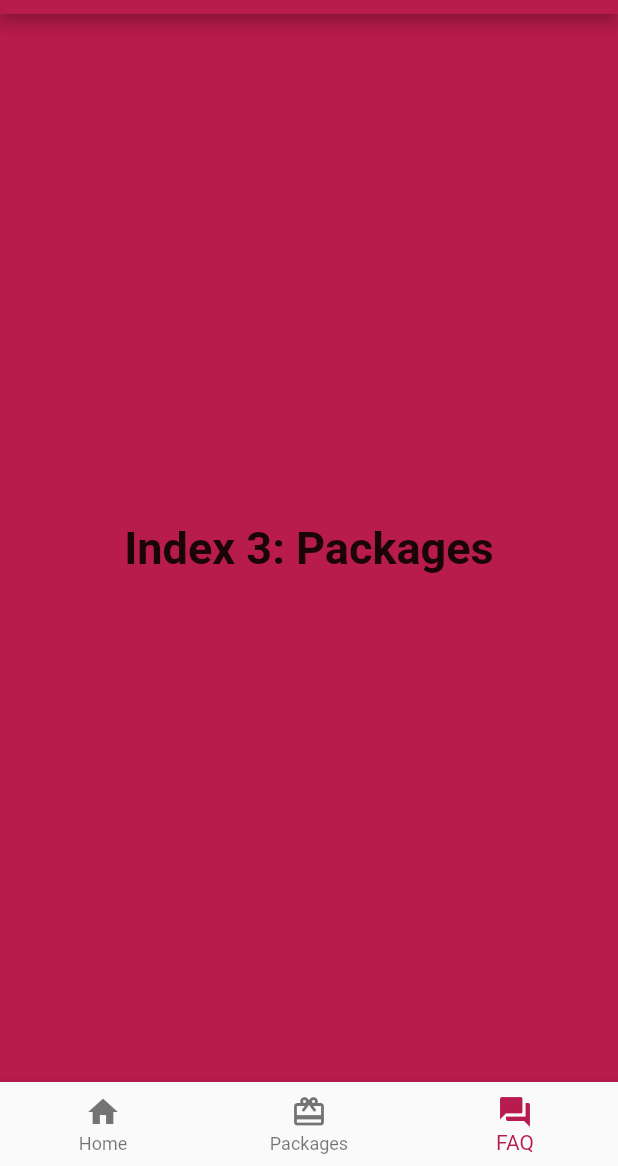
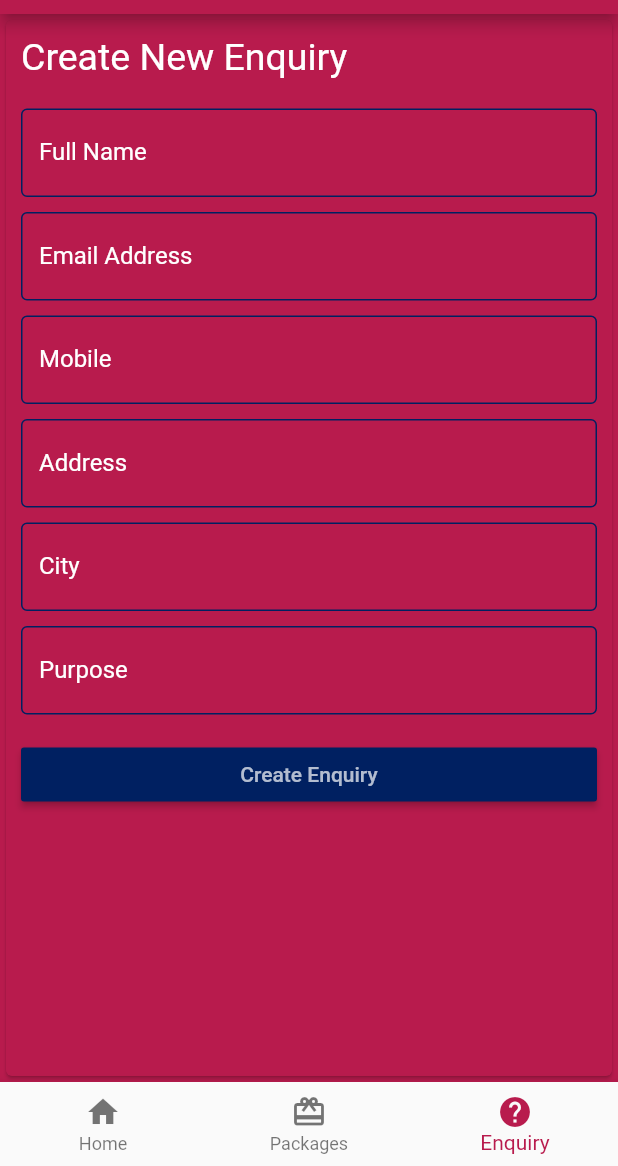
Before and after one commit to laks-dxc/excell-broadband-flutter, a Flutter app: the screen it shows after launch, item 3 of the bottom bar chosen, on a phone screen of 412 x 824 dp, the part 70-1236 px from its top. Run offline on Flutter 3.47's test engine with Material 2 defaults, Android fonts, the phone set to English and light mode, and no system bars; our stand-ins replace carousel_slider, date_format, fluttertoast, font_awesome_flutter, localstorage, percent_indicator and 1 more; missing offline and left inert: loading, solid_bottom_sheet; network calls fail.

Commit message:
enquiry form

```diff
--- a/excell_customer/lib/pages/CustomerPages.dart
+++ b/excell_customer/lib/pages/CustomerPages.dart
@@ -7,6 +7,8 @@ import 'dart:convert' as convert;
 
 import 'package:font_awesome_flutter/font_awesome_flutter.dart';
 
+import 'Enquiry.dart';
+import 'Payment.dart';
 import 'Support.dart';
 
 class CustomerPages extends StatefulWidget {
@@ -20,7 +22,7 @@ class _CustomerPagesState extends State<CustomerPages> {
   var contentId = 1;
   GlobalKey<ScaffoldState> _scaffoldKey = new GlobalKey<ScaffoldState>();
 
-  final appTitles = ['Dashboard', 'Packages', 'Support'];
+  final appTitles = ['Dashboard', 'Packages', 'Support', 'Payment', 'Enquiry'];
 
   toggleDrawer() async {
     if (_scaffoldKey.currentState.isDrawerOpen) {
@@ -107,8 +109,10 @@ class _CustomerPagesState extends State<CustomerPages> {
                   ),
                 ),
                 onTap: () {
-                  // Update the state of the app.
-                  // ...
+                  toggleDrawer();
+                  setState(() {
+                    contentId = 3;
+                  });
                 },
               ),
               SizedBox(height: 10),
@@ -164,7 +168,7 @@ class _CustomerPagesState extends State<CustomerPages> {
                 ),
                 dense: false,
                 title: Text(
-                  'FAQs',
+                  'Enquiry',
                   style: TextStyle(
                     fontSize: 24,
                     color: Color.fromRGBO(184, 27, 77, 10),
@@ -173,6 +177,7 @@ class _CustomerPagesState extends State<CustomerPages> {
                 onTap: () {
                   // Update the state of the app.
                   // ...
+                  toggleDrawer();
                   setContentId(4);
                 },
               ),
@@ -229,8 +234,14 @@ class _CustomerPagesState extends State<CustomerPages> {
       case 1:
         content = Packages();
         break;
-        case 2:
+      case 2:
         content = Support();
+        break;
+      case 3:
+        content = Payment();
+        break;
+      case 4:
+        content = Enquiry();
         break;
     }
 
--- /dev/null
+++ b/excell_customer/lib/pages/Enquiry.dart
@@ -0,0 +1,187 @@
+import 'package:flutter/material.dart';
+
+class Enquiry extends StatefulWidget {
+  @override
+  EnquiryState createState() {
+    return EnquiryState();
+  }
+}
+
+class EnquiryState extends State<Enquiry> {
+  final _formKey = GlobalKey<FormState>();
+
+  final focusedErrorBorder = BorderSide(color: Colors.white, width: 1.0);
+
+  final errorStyle = TextStyle(
+    color: Color.fromRGBO(0, 32, 97, 5),
+  );
+  final errorBorder = OutlineInputBorder(
+    borderSide: BorderSide(color: Colors.white, width: 1.0),
+  );
+  final focusedBorder = OutlineInputBorder(
+    borderSide: BorderSide(color: Colors.white, width: 1.0),
+  );
+  final enabledBorder = OutlineInputBorder(
+    borderSide: BorderSide(color: Color.fromRGBO(0, 32, 97, 5), width: 1.0),
+  );
+
+  @override
+  Widget build(BuildContext context) {
+    return Card(
+      color: Color.fromRGBO(184, 27, 77, 10),
+      child: Padding(
+        padding: EdgeInsets.all(10.0),
+        child: Form(
+          key: _formKey,
+          child: ListView(
+            // padding: EdgeInsets.all(10.0),
+            // crossAxisAlignment: CrossAxisAlignment.start,
+            children: <Widget>[
+              Text(
+                "Create New Enquiry",
+                style: TextStyle(color: Colors.white,fontSize:25 ),
+              ),
+              SizedBox(
+                height: 20,
+              ),
+              TextFormField(
+                cursorColor: Colors.white,
+                textCapitalization: TextCapitalization.words,
+                decoration: InputDecoration(
+                    focusedErrorBorder: focusedBorder,
+                    errorStyle: errorStyle,
+                    errorBorder: errorBorder,
+                    focusedBorder: focusedBorder,
+                    enabledBorder: enabledBorder,
+                    labelText: 'Full Name',
+                    labelStyle: TextStyle(color: Colors.white)),
+                validator: (value) {
+                  if (value.trim().isEmpty) {
+                    return 'Please enter your name';
+                  }
+                  return null;
+                },
+              ),
+              SizedBox(height: 10),
+              TextFormField(
+                cursorColor: Colors.white,
+                keyboardType: TextInputType.emailAddress,
+                decoration: InputDecoration(
+                    focusedErrorBorder: focusedBorder,
+                    errorStyle: errorStyle,
+                    errorBorder: errorBorder,
+                    focusedBorder: focusedBorder,
+                    enabledBorder: enabledBorder,
+                    labelText: 'Email Address',
+                    labelStyle: TextStyle(color: Colors.white)),
+                validator: (value) {
+                  if (value.isEmpty) {
+                    return 'Please enter your email address';
+                  }
+                  return null;
+                },
+              ),
+              SizedBox(
+                height: 10,
+              ),
+              TextFormField(
+                keyboardType: TextInputType.number,
+                cursorColor: Colors.white,
+                decoration: InputDecoration(
+                    focusedErrorBorder: focusedBorder,
+                    errorStyle: errorStyle,
+                    errorBorder: errorBorder,
+                    focusedBorder: focusedBorder,
+                    enabledBorder: enabledBorder,
+                    labelText: 'Mobile',
+                    labelStyle: TextStyle(color: Colors.white)),
+                validator: (value) {
+                  if (value.trim().isEmpty) {
+                    return 'Please enter your mobile no.';
+                  }
+                  return null;
+                },
+              ),
+              SizedBox(
+                height: 10,
+              ),
+              TextFormField(
+                cursorColor: Colors.white,
+                decoration: InputDecoration(
+                    focusedErrorBorder: focusedBorder,
+                    errorStyle: errorStyle,
+                    errorBorder: errorBorder,
+                    focusedBorder: focusedBorder,
+                    enabledBorder: enabledBorder,
+                    labelText: 'Address',
+                    labelStyle: TextStyle(color: Colors.white)),
+                validator: (value) {
+                  if (value.trim().isEmpty) {
+                    return 'Please enter your address';
+                  }
+                  return null;
+                },
+              ),
+              SizedBox(
+                height: 10,
+              ),
+              TextFormField(
+                cursorColor: Colors.white,
+                decoration: InputDecoration(
+                  focusedErrorBorder: focusedBorder,
+                  errorStyle: errorStyle,
+                  errorBorder: errorBorder,
+                  focusedBorder: focusedBorder,
+                  enabledBorder: enabledBorder,
+                  labelText: 'City',
+                  labelStyle: TextStyle(color: Colors.white),
+                ),
+                validator: (value) {
+                  if (value.trim().isEmpty) {
+                    return 'Please enter your city';
+                  }
+                  return null;
+                },
+              ),
+              SizedBox(
+                height: 10,
+              ),
+              TextFormField(
+                cursorColor: Colors.white,
+                decoration: InputDecoration(
+                    focusedErrorBorder: focusedBorder,
+                    errorStyle: errorStyle,
+                    errorBorder: errorBorder,
+                    focusedBorder: focusedBorder,
+                    enabledBorder: enabledBorder,
+                    labelStyle: TextStyle(color: Colors.white),
+                    labelText: 'Purpose'),
+                validator: (value) {
+                  if (value.trim().isEmpty) {
+                    return 'Please enter purpose ';
+                  }
+                  return null;
+                },
+              ),
+              Padding(
+                padding: const EdgeInsets.symmetric(vertical: 16.0),
+                child: RaisedButton(
+                  color: Color.fromRGBO(0, 32, 97, 5),
+                  onPressed: () {
+                    if (_formKey.currentState.validate()) {
+                      _formKey.currentState.reset();
+                    }
+                  },
+                  child: Text(
+                    'Create Enquiry',
+                    style: TextStyle(color: Colors.white70),
+                  ),
+                ),
+              ),
+            ],
+          ),
+        ),
+      ),
+    );
+  }
+}
--- a/excell_customer/lib/pages/Home.dart
+++ b/excell_customer/lib/pages/Home.dart
@@ -1,5 +1,6 @@
 import 'package:ExcellCustomer/CodeHelpers.dart';
 import 'package:ExcellCustomer/pages/CustomerPages.dart';
+import 'package:ExcellCustomer/pages/Enquiry.dart';
 import 'package:ExcellCustomer/pages/Login.dart';
 import 'package:ExcellCustomer/pages/Packages.dart';
 import 'package:flutter/material.dart';
@@ -22,10 +23,7 @@ class _HomeState extends State<Home> {
     // BasicDemo(),
     ConnectionsCarousel(),
     Packages(),
-    Text(
-      'Index 3: Packages',
-      style: optionStyle,
-    ),
+    Enquiry(),
   ];
 
   void _onItemTapped(int index) {
@@ -81,12 +79,13 @@ class _HomeState extends State<Home> {
               title: Text('Packages'),
             ),
             BottomNavigationBarItem(
-              icon: Icon(Icons.question_answer),
-              title: Text('FAQ'),
+              icon: Icon(Icons.help),
+              title: Text('Enquiry'),
             ),
           ],
           currentIndex: _selectedIndex,
-          selectedItemColor: Color.fromRGBO(184, 27, 77, 10),//Colors.amber[800],
+          selectedItemColor:
+              Color.fromRGBO(184, 27, 77, 10), //Colors.amber[800],
           onTap: _onItemTapped,
         ),
         backgroundColor: Color.fromRGBO(184, 27, 77, 10),
--- a/excell_customer/lib/pages/sample.dart
+++ b/excell_customer/lib/pages/sample.dart
@@ -1,15 +1,47 @@
 import 'package:flutter/material.dart';
 // import 'dart:async';
 import 'package:flutter/services.dart';
+import 'dart:convert' as convert;
+
+import '../CodeHelpers.dart';
 
 void main() => runApp(MyApp());
 
-class MyApp extends StatelessWidget {
+class MyApp extends StatefulWidget {
   static const platform = const MethodChannel("test_activity");
+
+  @override
+  _MyAppState createState() => _MyAppState();
+}
+
+class _MyAppState extends State<MyApp> {
+  CodeHelpers codeHelpers = new CodeHelpers();
+
+  @override
+  void initState() {
+    var body = {
+      "name": "getCustomerDue",
+      "param": {"customerId": codeHelpers.getStorageKey('custId')}
+    };
+
+    codeHelpers.httpPost(body, needAuth: true).then((paymentResponse) {
+      paymentResponse
+          .transform(convert.utf8.decoder)
+          .join()
+          .then((paymentsRaw) {
+        final paymentDetail = convert.jsonDecode(paymentsRaw);
+
+
+        // paymentDetail
+      });
+    });
+
+    super.initState();
+  }
 
   _getNewActivity(pgMsg) async {
     try {
-      await platform.invokeMethod('startNewActivity', pgMsg);
+      await MyApp.platform.invokeMethod('startNewActivity', pgMsg);
     } on PlatformException catch (e) {
       print(e.message);
     }
@@ -32,7 +64,10 @@ class MyApp extends StatelessWidget {
               color: Colors.blue,
               textColor: Colors.white,
               onPressed: () {
-                _getNewActivity({"MSG": "EXCLMDIPVL|10103153|NA|1.18|NA|NA|NA|INR|NA|R|exclmdipvl|NA|NA|F|20200413|H1586786078|NA|NA|NA|Visakhapatnam|1.18|https://billpay.excellmedia.net/billdsk.pl|CA7E96336ED4DD467A3B1FDE14CCECEBEB99727509CA6774274D04342BE30830"});
+                _getNewActivity({
+                  "MSG":
+                      "EXCLMDIPVL|10103153|NA|1.18|NA|NA|NA|INR|NA|R|exclmdipvl|NA|NA|F|20200413|H1586786078|NA|NA|NA|Visakhapatnam|1.18|https://billpay.excellmedia.net/billdsk.pl|CA7E96336ED4DD467A3B1FDE14CCECEBEB99727509CA6774274D04342BE30830"
+                });
               }),
         ),
       ),
--- a/excell_customer/pubspec.yaml
+++ b/excell_customer/pubspec.yaml
@@ -31,6 +31,7 @@ dependencies:
   pin_code_fields: ^2.5.1
   percent_indicator: ^2.1.3
   date_format: ^1.0.8
+  solid_bottom_sheet: ^0.1.9
 
 dev_dependencies:
   flutter_test:
```
Also changed, not shown: excell_customer/lib/pages/Dashboard.dart (+106 -58 lines), excell_customer/lib/pages/Payment.dart (added, +101 -0 lines), excell_customer/lib/widgets/custom_expansiontile.dart (added, +222 -0 lines), excell_customer/pubspec.lock.
